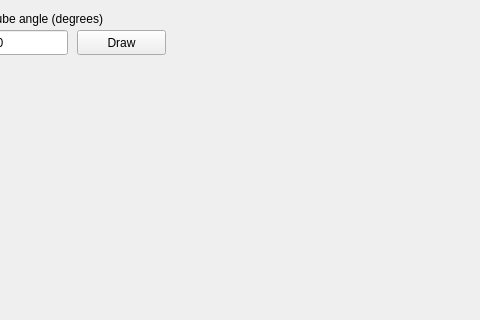
This is mainwindow.ui in ypldan/computer_graphics as Qt 5 draws it before an edit; both pictures show x 613 to 1093 and y 0 to 320 of the 1093 by 600 pixel window. The edited form follows.
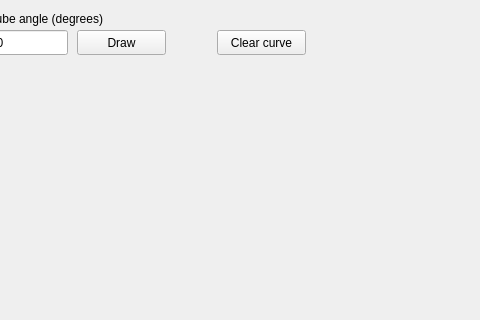
This is the edited form.

Commit message: [+] bezier curves

```diff
--- a/mainwindow.ui
+++ b/mainwindow.ui
@@ -255,6 +255,19 @@
      <enum>Qt::Vertical</enum>
     </property>
    </widget>
+   <widget class="QPushButton" name="pushButton_5">
+    <property name="geometry">
+     <rect>
+      <x>830</x>
+      <y>30</y>
+      <width>89</width>
+      <height>25</height>
+     </rect>
+    </property>
+    <property name="text">
+     <string>Clear curve</string>
+    </property>
+   </widget>
   </widget>
   <widget class="QMenuBar" name="menubar">
    <property name="geometry">
```
The commit also changes 5 other files.
